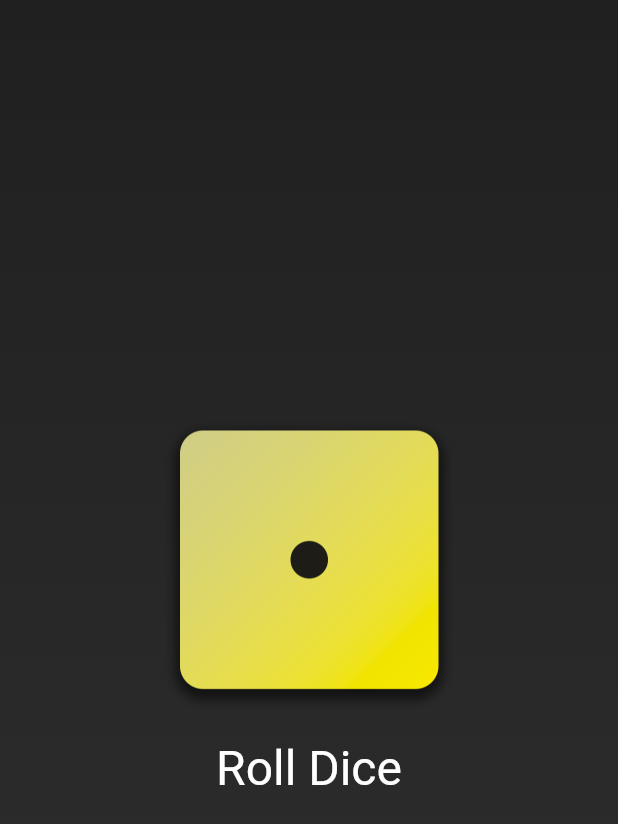
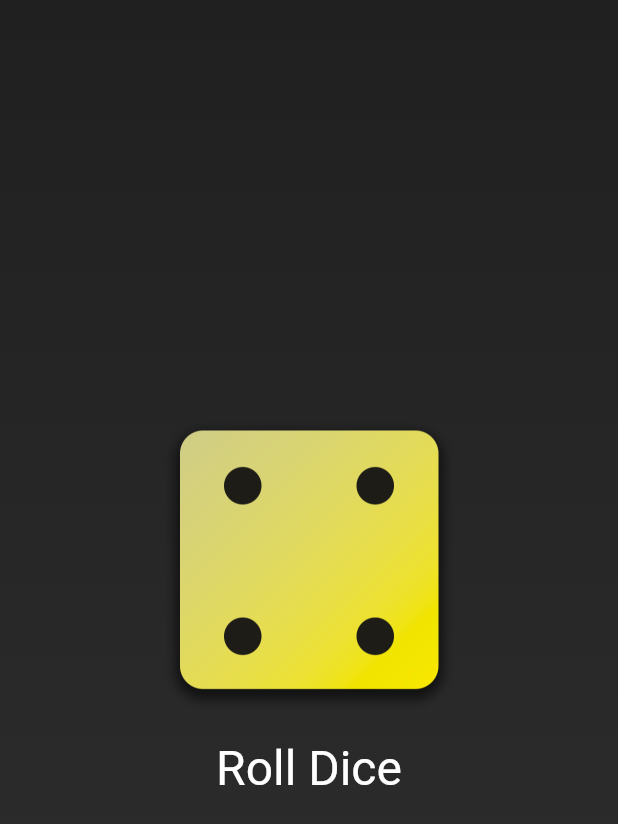
Before and after one commit to Pwikster/DiceRoller, a Flutter app: the screen it shows after launch, after a tap on "Roll Dice", on a phone screen of 412 x 824 dp. Shown: the top 824 px of the screen. Run offline on Flutter 3.47's test engine with Material 3 defaults, Android fonts, the phone set to English and light mode, and no system bars.

```diff
--- /dev/null
+++ b/lib/dice_roller.dart
@@ -0,0 +1,48 @@
+import 'package:flutter/material.dart';
+
+class DiceRoller extends StatefulWidget {
+  const DiceRoller({super.key});
+
+  @override
+  State<DiceRoller> createState() {
+    return _DiceRollerState();
+  }
+}
+
+class _DiceRollerState extends State<DiceRoller> {
+  var currentImage = 'assets/images/dice-1.png';
+
+  void rollDice() {
+    setState(() {
+      currentImage = 'assets/images/dice-4.png';
+    });
+  }
+
+  @override
+  Widget build(context) {
+    return Column(
+      mainAxisSize: MainAxisSize.min,
+      children: [
+        Image.asset(
+          currentImage, // add variable for image function
+          width: 200,
+        ),
+        TextButton(
+          onPressed: rollDice,
+          style: TextButton.styleFrom(
+            padding: const EdgeInsets.all(
+              20,
+            ),
+            foregroundColor: Colors.white,
+            textStyle: const TextStyle(
+              fontSize: 32,
+            ),
+          ),
+          child: const Text(
+            'Roll Dice',
+          ),
+        ),
+      ],
+    );
+  }
+}
--- a/lib/gradient_container.dart
+++ b/lib/gradient_container.dart
@@ -1,12 +1,10 @@
 import 'package:flutter/material.dart';
-import 'package:practice/styled_text.dart';
+import 'package:practice/dice_roller.dart';
 
 class GradientContainer extends StatelessWidget {
   const GradientContainer({super.key, required this.colors});
 
   final List<Color> colors;
-
-  void rollDice() {}
 
   @override //used to ensure that we are not using any methods incorrectly.
   Widget build(context) {
@@ -18,31 +16,9 @@ class GradientContainer extends StatelessWidget {
           end: Alignment.bottomCenter,
         ),
       ),
-      child: Center(
-          child: Column(
-        mainAxisSize: MainAxisSize.min,
-        children: [
-          Image.asset(
-            'assets/images/dice-1.png',
-            width: 200,
-          ),
-          TextButton(
-            onPressed: rollDice,
-            style: TextButton.styleFrom(
-              padding: const EdgeInsets.all(
-                20,
-              ),
-              foregroundColor: Colors.white,
-              textStyle: const TextStyle(
-                fontSize: 32,
-              ),
-            ),
-            child: const Text(
-              'Roll Dice',
-            ),
-          )
-        ],
-      )),
+      child: const Center(
+        child: DiceRoller(),
+      ),
     );
   }
 }
```
